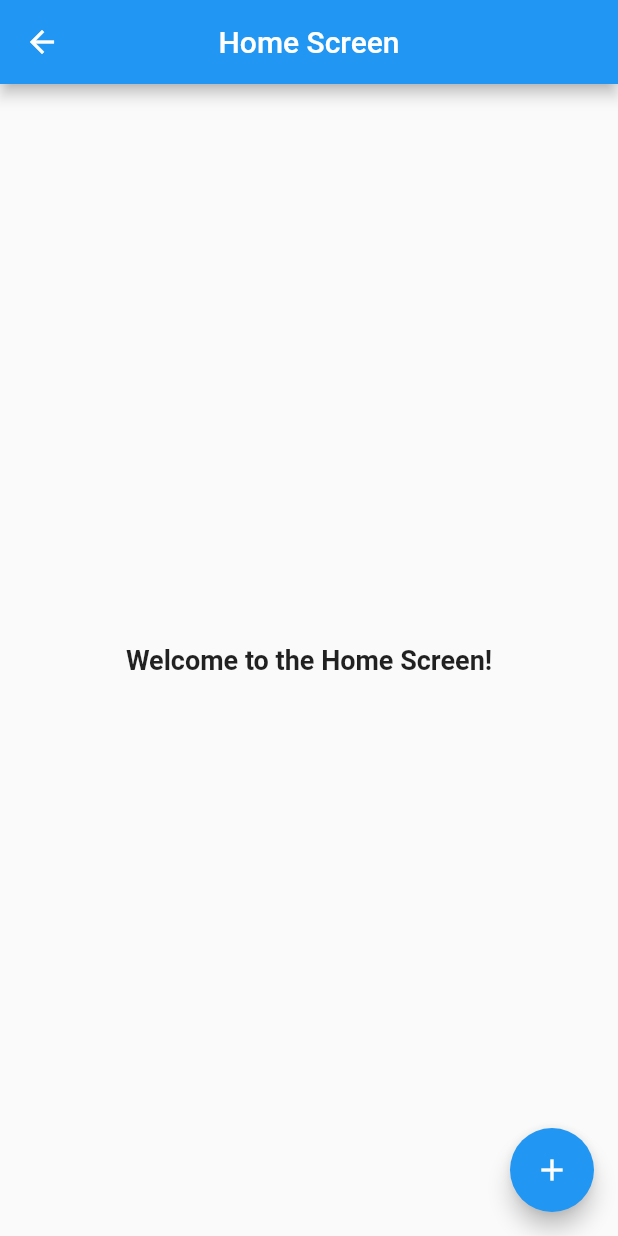
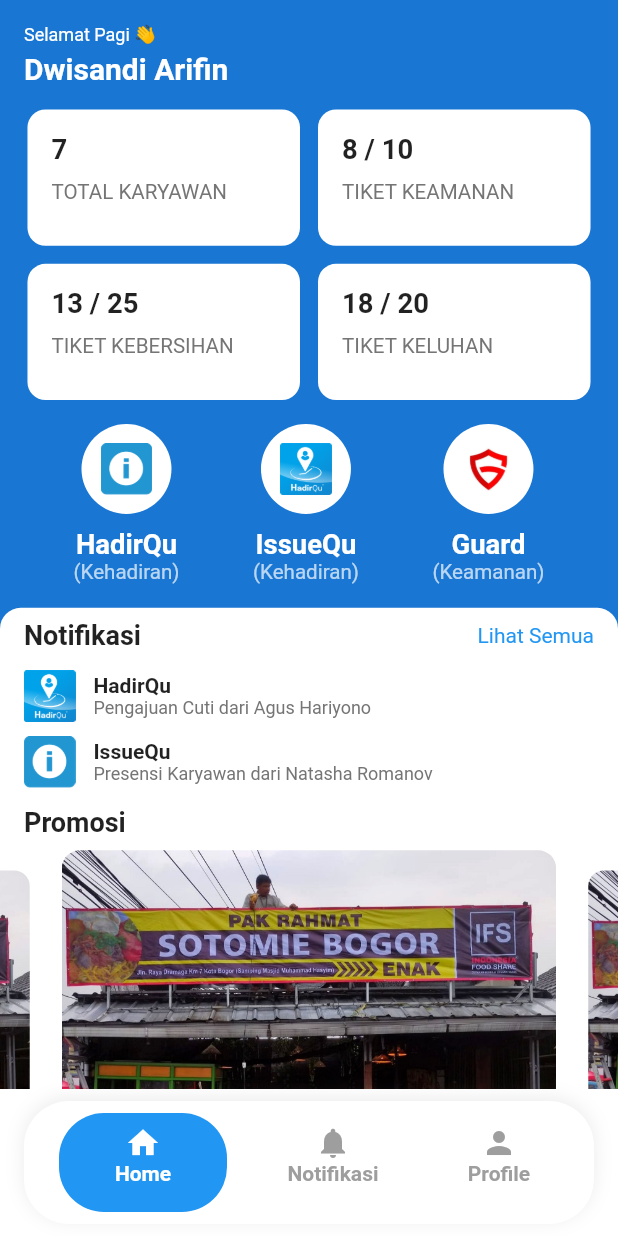
Before and after one commit to wahyuabied1/shelter-flutter, a Flutter app: the HomeScreen screen opened directly, on a phone screen of 412 x 824 dp. Run offline on Flutter 3.47's test engine with Material 3 defaults, Android fonts, the phone set to English and light mode, and no system bars; drawn by our look-alikes of carousel_slider; our stand-ins replace device_info_plus, equatable, firebase_analytics, firebase_core, firebase_crashlytics, firebase_messaging and 9 more; missing offline and left inert: alice, firebase_in_app_messaging, firebase_performance, flutter_inappwebview, http_interceptor; accounts and stored records are empty; generated files the repository leaves out were written again; statements that could not run were skipped.

Commit message:
fix promosi at main home

```diff
--- a/lib/app/assets/app_assets.dart
+++ b/lib/app/assets/app_assets.dart
@@ -2,4 +2,7 @@ class AppAssets {
   static const imageDir = 'assets/images';
   static const ilEmail = '$imageDir/il_empty_mail.svg';
   static const ilEmailPng = '$imageDir/il_empty_mail.png';
+  static const ilIconHadirqu = '$imageDir/il_icon_hadirqu.png';
+  static const ilIconIssuequ = '$imageDir/il_icon_issuequ.png';
+  static const ilIconGuard = '$imageDir/il_icon_guard.png';
 }
--- a/lib/core/routing/core/page_wrapper.dart
+++ b/lib/core/routing/core/page_wrapper.dart
@@ -3,6 +3,8 @@ import 'package:flutter/material.dart';
 import 'package:go_router/go_router.dart';
 import 'package:shelter_super_app/app/env_define.dart';
 import 'package:shelter_super_app/app/theme_extensions.dart';
+import 'package:shelter_super_app/core/dependency_injection/service_locator.dart';
+import 'package:shelter_super_app/core/network/http/http_inspector.dart';
 import 'package:shelter_super_app/feature/routes/homepage_routes.dart';
 
 /// Provide helper and utility function for debugging a page
@@ -15,12 +17,12 @@ class PageWrapper extends StatelessWidget {
   });
 
   List<DebugAction> _getAction() {
+    final HttpInspector httpInspector = serviceLocator.get();
+
     return [
       DebugAction(
         title: 'Dev Ops',
-        action: (context) => context.pushNamed(
-          HomepageRoutes.main.name!,
-        ),
+        action: (context) => httpInspector.showInspector(),
       ),
     ];
   }
--- a/lib/feature/home/home_screen.dart
+++ b/lib/feature/home/home_screen.dart
@@ -1,40 +1,112 @@
 import 'package:flutter/material.dart';
+import 'package:shelter_super_app/feature/home/main/main_home_screen.dart';
 
-class HomeScreen extends StatelessWidget {
+class HomeScreen extends StatefulWidget {
   final int selectedPage;
   final bool showAlreadyLogin;
 
   const HomeScreen({
-    super.key,
+    Key? key,
     this.selectedPage = 0,
     this.showAlreadyLogin = false,
   });
 
   @override
+  State<HomeScreen> createState() => _HomeScreenState();
+}
+
+class _HomeScreenState extends State<HomeScreen> {
+  int _currentPage = 0;
+  PageController? _pageController;
+
+  void _onNavigationTapped(int index) {
+    setState(() {
+      _currentPage = index;
+      _pageController?.jumpToPage(index);
+    });
+  }
+
+  @override
+  void initState() {
+    super.initState();
+    _pageController = PageController(initialPage: _currentPage);
+  }
+
+  @override
   Widget build(BuildContext context) {
     return Scaffold(
-      appBar: AppBar(
-        title: const Text('Home Screen'),
-        centerTitle: true, // Centers the title
-        backgroundColor: Colors.blue, // Customize the app bar color
-      ),
-      body: const Center(
-        child: Text(
-          'Welcome to the Home Screen!',
-          style: TextStyle(fontSize: 18, fontWeight: FontWeight.bold),
+      backgroundColor: Colors.blue.shade700,
+      body: SafeArea(
+        child: PageView(
+          physics: const NeverScrollableScrollPhysics(),
+          controller: _pageController,
+          children: const [
+            MainHomeScreen(),
+            MainHomeScreen(),
+            MainHomeScreen(),
+          ],
         ),
       ),
-      floatingActionButton: FloatingActionButton(
-        onPressed: () {
-          // Action for the button
-          ScaffoldMessenger.of(context).showSnackBar(
-            const SnackBar(
-              content: Text('Floating Action Button Pressed!'),
-            ),
-          );
-        },
-        backgroundColor: Colors.blue, // Floating button color
-        child: Icon(Icons.add), // Floating button icon
+      bottomNavigationBar: Container(
+        color: Colors.white,
+        padding: EdgeInsets.symmetric(horizontal: 16, vertical: 8),
+        child: Container(
+          padding: EdgeInsets.symmetric(horizontal: 8, vertical: 8),
+          decoration: BoxDecoration(
+            color: Colors.white,
+            borderRadius: BorderRadius.circular(30),
+            boxShadow: [
+              BoxShadow(
+                color: Colors.grey.withOpacity(0.2),
+                blurRadius: 10,
+                offset: Offset(0, -2),
+              ),
+            ],
+          ),
+          child: Row(
+            mainAxisAlignment: MainAxisAlignment.spaceAround,
+            children: [
+              _buildNavItem(Icons.home, 'Home', 0),
+              _buildNavItem(Icons.notifications, 'Notifikasi', 1),
+              _buildNavItem(Icons.person, 'Profile', 2),
+            ],
+          ),
+        ),
+      ),
+    );
+  }
+
+  Widget _buildNavItem(IconData icon, String label, int index) {
+    final isSelected = _currentPage == index;
+
+    return GestureDetector(
+      onTap: () => _onNavigationTapped(index),
+      child: AnimatedContainer(
+        duration: Duration(milliseconds: 200),
+        padding: EdgeInsets.symmetric(horizontal: isSelected ? 16 : 0, vertical: 8),
+        decoration: BoxDecoration(
+          color: isSelected ? Colors.blue : Colors.transparent,
+          borderRadius: BorderRadius.circular(30),
+        ),
+        child: Container(
+          height: 50,
+          width: 80,
+          child: Column(
+            children: [
+              Icon(
+                icon,
+                color: isSelected ? Colors.white : Colors.grey,
+              ),
+                Text(
+                  label,
+                  style: TextStyle(
+                    color: isSelected ? Colors.white : Colors.grey,
+                    fontWeight: FontWeight.bold,
+                  ),
+                ),
+            ],
+          ),
+        ),
       ),
     );
   }
--- /dev/null
+++ b/lib/feature/home/main/main_home_screen.dart
@@ -0,0 +1,300 @@
+import 'package:carousel_slider/carousel_slider.dart';
+import 'package:flutter/material.dart';
+import 'package:flutter_screenutil/flutter_screenutil.dart';
+import 'package:shelter_super_app/app/assets/app_assets.dart';
+
+class MainHomeScreen extends StatefulWidget{
+  const MainHomeScreen({super.key});
+
+  @override
+  State<MainHomeScreen> createState() => _MainHomeState();
+}
+
+class _MainHomeState extends State<MainHomeScreen> {
+  int _currentIndex = 0;
+  late List<String> _images;
+
+  @override
+  void initState() {
+    super.initState();
+    _images = [
+      'assets/images/il_example_ads.jpg',
+      'assets/images/il_example_ads.jpg',
+      'assets/images/il_example_ads.jpg'
+    ];
+  }
+  @override
+  Widget build(BuildContext context) {
+    return SingleChildScrollView(
+      child: Column(
+        crossAxisAlignment: CrossAxisAlignment.start,
+        children: [
+          const Padding(
+            padding: EdgeInsets.all(16.0),
+            child: Column(
+              crossAxisAlignment: CrossAxisAlignment.start,
+              children: [
+                Text(
+                  'Selamat Pagi 👋',
+                  style: TextStyle(
+                    fontSize: 12,
+                    color: Colors.white,
+                  ),
+                ),
+                SizedBox(height: 4),
+                Text(
+                  'Dwisandi Arifin',
+                  style: TextStyle(
+                    fontSize: 20,
+                    fontWeight: FontWeight.bold,
+                    color: Colors.white,
+                  ),
+                ),
+              ],
+            ),
+          ),
+          // Statistics Section
+          Padding(
+            padding: EdgeInsets.symmetric(horizontal: 16.w),
+            child: GridView(
+              shrinkWrap: true,
+              physics: const NeverScrollableScrollPhysics(),
+              gridDelegate: const SliverGridDelegateWithFixedCrossAxisCount(
+                crossAxisCount: 2,
+                crossAxisSpacing: 12.0,
+                mainAxisSpacing: 12.0,
+                childAspectRatio: 4 / 2,
+              ),
+              children: [
+                _buildStatisticCard('7', 'TOTAL KARYAWAN'),
+                _buildStatisticCard('8 / 10', 'TIKET KEAMANAN'),
+                _buildStatisticCard('13 / 25', 'TIKET KEBERSIHAN'),
+                _buildStatisticCard('18 / 20', 'TIKET KELUHAN'),
+              ],
+            ),
+          ),
+
+          Padding(
+            padding: const EdgeInsets.symmetric(vertical: 16.0),
+            child: Row(
+              mainAxisAlignment: MainAxisAlignment.spaceEvenly,
+              children: [
+                _buildQuickActionButton(
+                    AppAssets.ilIconHadirqu, 'HadirQu', '(Kehadiran)'),
+                _buildQuickActionButton(
+                    AppAssets.ilIconIssuequ, 'IssueQu', '(Kehadiran)'),
+                _buildQuickActionButton(
+                    AppAssets.ilIconGuard, 'Guard', '(Keamanan)'),
+              ],
+            ),
+          ),
+
+          // Notifications Section
+          Container(
+            decoration: BoxDecoration(
+              color: Colors.white,
+              borderRadius: BorderRadius.only(
+                topLeft: Radius.circular(12.r),
+                topRight: Radius.circular(12.r),
+              ),
+            ),
+            child: Column(
+              children: [
+                _buildSectionHeader('Notifikasi', 'Lihat Semua'),
+                _buildNotificationItem('HadirQu',
+                    'Pengajuan Cuti dari Agus Hariyono', AppAssets.ilIconIssuequ),
+                _buildNotificationItem('IssueQu',
+                    'Presensi Karyawan dari Natasha Romanov', AppAssets.ilIconHadirqu),
+
+                // Promotions Section
+                _buildSectionHeader('Promosi', null),
+                Container(
+                  child: CarouselSlider(
+                    items: _images.map((image) {
+                      return Builder(
+                        builder: (BuildContext context) {
+                          return ClipRRect(
+                            borderRadius: BorderRadius.circular(12),
+                            child: Image.asset(
+                              'assets/images/il_example_ads.jpg',
+                              fit: BoxFit.cover,
+                            ),
+                          );
+                          /*return Image.network(
+                            image,
+                            fit: BoxFit.cover,
+                            width: MediaQuery.of(context).size.width,
+                          );*/
+                        },
+                      );
+                    }).toList(),
+                    options: CarouselOptions(
+                      enlargeCenterPage: true,
+                      disableCenter: true,
+                      aspectRatio: 10/5,
+                      autoPlay: true,
+                      onPageChanged: (index, reason) {
+                        setState(() {
+                          _currentIndex = index;
+                        });
+                      },
+                    ),
+                  ),
+                ),
+                Row(
+                  mainAxisAlignment: MainAxisAlignment.center,
+                  children: _images.asMap().entries.map((entry) {
+                    return GestureDetector(
+                      onTap: () => setState(() => _currentIndex = entry.key),
+                      child: Container(
+                        width: 6.w,
+                        height: 6.h,
+                        margin: EdgeInsets.symmetric(vertical: 8.h, horizontal: 2.w),
+                        decoration: BoxDecoration(
+                          shape: BoxShape.circle,
+                          color: (Theme.of(context).brightness == Brightness.dark
+                              ? Colors.white
+                              : Color(0x9f4376f8))
+                              .withOpacity(_currentIndex == entry.key ? 0.9 : 0.4),
+                        ),
+                      ),
+                    );
+                  }).toList(),
+                ),
+              ],
+            ),
+          ),
+        ],
+      ),
+    );
+  }
+
+  Widget _buildStatisticCard(String value, String label) {
+    return Container(
+      decoration: BoxDecoration(
+        color: Colors.white,
+        borderRadius: BorderRadius.circular(12),
+      ),
+      padding: const EdgeInsets.all(16.0),
+      child: Column(
+        crossAxisAlignment: CrossAxisAlignment.start,
+        children: [
+          Text(
+            value,
+            style: TextStyle(
+              fontSize: 16.sp,
+              fontWeight: FontWeight.bold,
+              color: Colors.black87,
+            ),
+          ),
+          SizedBox(height: 8.h),
+          Text(
+            label,
+            style: TextStyle(
+              fontSize: 12.sp,
+              color: Colors.grey.shade600,
+            ),
+          ),
+        ],
+      ),
+    );
+  }
+
+  Widget _buildQuickActionButton(String image, String title, String subtitle) {
+    return Column(
+      children: [
+        CircleAvatar(
+          radius: 30,
+          backgroundColor: Colors.white,
+          child: Image.asset(
+            image,
+            width: 30.w,
+            height: 30.h,
+          ),
+        ),
+        SizedBox(height: 8.h),
+        Text(
+          title,
+          style: TextStyle(
+            fontSize: 16.sp,
+            fontWeight: FontWeight.bold,
+            color: Colors.white,
+          ),
+        ),
+        Text(
+          subtitle,
+          style: TextStyle(
+            fontSize: 12.sp,
+            color: Colors.white70,
+          ),
+        ),
+      ],
+    );
+  }
+
+  Widget _buildSectionHeader(String title, String? actionText) {
+    return Padding(
+      padding: const EdgeInsets.symmetric(horizontal: 16.0, vertical: 8.0),
+      child: Row(
+        mainAxisAlignment: MainAxisAlignment.spaceBetween,
+        children: [
+          Text(
+            title,
+            style: const TextStyle(
+              fontSize: 18,
+              fontWeight: FontWeight.bold,
+              color: Colors.black87,
+            ),
+          ),
+          if (actionText != null)
+            Text(
+              actionText,
+              style: const TextStyle(
+                fontSize: 14,
+                color: Colors.blue,
+              ),
+            ),
+        ],
+      ),
+    );
+  }
+
+  Widget _buildNotificationItem(
+      String title, String description, String image) {
+    return Padding(
+      padding: const EdgeInsets.symmetric(horizontal: 16.0, vertical: 4.0),
+      child: Row(
+        children: [
+          Image.asset(
+            image,
+            width: 30.w,
+            height: 30.h,
+          ),
+          const SizedBox(width: 12),
+          Expanded(
+            child: Column(
+              crossAxisAlignment: CrossAxisAlignment.start,
+              children: [
+                Text(
+                  title,
+                  style: const TextStyle(
+                    fontSize: 14,
+                    fontWeight: FontWeight.bold,
+                    color: Colors.black87,
+                  ),
+                ),
+                Text(
+                  description,
+                  style: TextStyle(
+                    fontSize: 12,
+                    color: Colors.grey.shade600,
+                  ),
+                ),
+              ],
+            ),
+          ),
+        ],
+      ),
+    );
+  }
+}
--- a/lib/feature/login/login_screen.dart
+++ b/lib/feature/login/login_screen.dart
@@ -1,4 +1,6 @@
 import 'package:flutter/material.dart';
+import 'package:go_router/go_router.dart';
+import 'package:shelter_super_app/feature/routes/homepage_routes.dart';
 
 class LoginScreen extends StatefulWidget {
   const LoginScreen({Key? key}) : super(key: key);
@@ -11,6 +13,7 @@ class _LoginScreenState extends State<LoginScreen> {
   @override
   Widget build(BuildContext context) {
     return Scaffold(
+      backgroundColor: Colors.white,
       body: Center(
         child: Column(
           mainAxisAlignment: MainAxisAlignment.center,
@@ -20,10 +23,12 @@ class _LoginScreenState extends State<LoginScreen> {
               style: TextStyle(
                 fontSize: 24,
                 fontWeight: FontWeight.bold,
+                color: Color(0xff1960D3)
               ),
             ),
             const SizedBox(height: 20),
             Container(
+              margin: const EdgeInsets.all(20),
               padding: const EdgeInsets.all(20),
               decoration: BoxDecoration(
                 color: Colors.white,
@@ -42,7 +47,7 @@ class _LoginScreenState extends State<LoginScreen> {
                   const Text(
                     'Welcome back! Login to your Account',
                     style: TextStyle(
-                      fontSize: 20,
+                      fontSize: 24,
                       fontWeight: FontWeight.bold,
                     ),
                   ),
@@ -64,17 +69,19 @@ class _LoginScreenState extends State<LoginScreen> {
                   ),
                   const SizedBox(height: 20),
                   ElevatedButton(
-                    onPressed: () {},
+                    onPressed: () {
+                      context.pushNamed(HomepageRoutes.main.name!);
+                    },
                     style: ElevatedButton.styleFrom(
-                      backgroundColor: Colors.blue,
+                      backgroundColor: Color(0xff1960D3),
                       padding: const EdgeInsets.symmetric(
                           horizontal: 80, vertical: 15),
-                      textStyle: const TextStyle(
-                        fontSize : 18,
-                        fontWeight: FontWeight.bold,
-                      ),
                     ),
-                    child: const Text('Login'),
+                    child: const Text('Login',style: TextStyle(
+                      color: Colors.white,
+                      fontSize : 18,
+                      fontWeight: FontWeight.bold,
+                    ),),
                   ),
                 ],
               ),
--- a/lib/feature/splash_screen.dart
+++ b/lib/feature/splash_screen.dart
@@ -53,7 +53,7 @@ class _SplashScreenState extends State<SplashScreen> {
               children: [
                 logoImage,
                 Container(
-                  margin: EdgeInsets.only(top: 24),
+                  margin: const EdgeInsets.only(top: 24),
                   child: Text(
                     "SHELTER SUPER APPS",
                     style: Theme.of(context).textTheme.labelLarge?.copyWith(
--- a/lib/main.dart
+++ b/lib/main.dart
@@ -38,7 +38,7 @@ Future<void> main() async {
 
   await _runWithDuration(
     future: _initialization(),
-    millisecond: 1000,
+    millisecond: 800,
   );
 
   /// Finding initial route based on login status
--- a/pubspec.yaml
+++ b/pubspec.yaml
@@ -66,6 +66,7 @@ dependencies:
   synchronized: ^3.1.0
   flutter_native_splash: ^2.3.0
   package_info_plus: ^6.0.0
+  carousel_slider: ^5.0.0
 
 dev_dependencies:
   build_runner: ^2.3.2
@@ -84,7 +85,6 @@ dev_dependencies:
   json_serializable: ^6.5.4
   mockito: ^5.4.2
   mocktail: ^1.0.1
-  flutter_native_splash: ^2.3.0
 
 # For information on the generic Dart part of this file, see the
 # following page: https://dart.dev/tools/pub/pubspec
```
Also changed, not shown: flutter_native_splash.yaml (added, +155 -0 lines), assets/images/ic_launcher.png (deleted), assets/images/il_example_ads.jpg (added), assets/images/il_icon_guard.png (added), assets/images/il_icon_hadirqu.png (added), assets/images/il_icon_issuequ.png (added), assets/images/il_white_splash.png (added), pubspec.lock, 6 other files.
